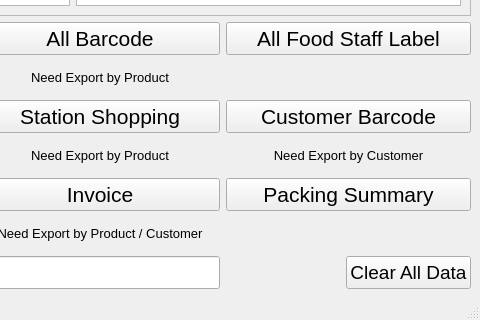
Qt form GUI_Mrince.ui (ThanawatKMUTNB/MRINCE) before a commit; both pictures show x 335 to 815 and y 283 to 603 of the 815 by 603 pixel window.
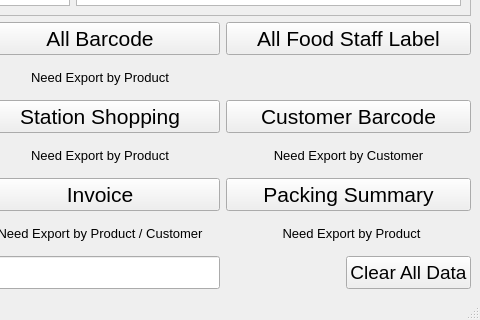
The same form after that commit.

The edit to the form file:
```diff
--- a/GUI_Mrince.ui
+++ b/GUI_Mrince.ui
@@ -919,7 +919,7 @@
        <enum>Qt::LeftToRight</enum>
       </property>
       <property name="text">
-       <string/>
+       <string>Need Export by Product</string>
       </property>
       <property name="alignment">
        <set>Qt::AlignCenter</set>
```
